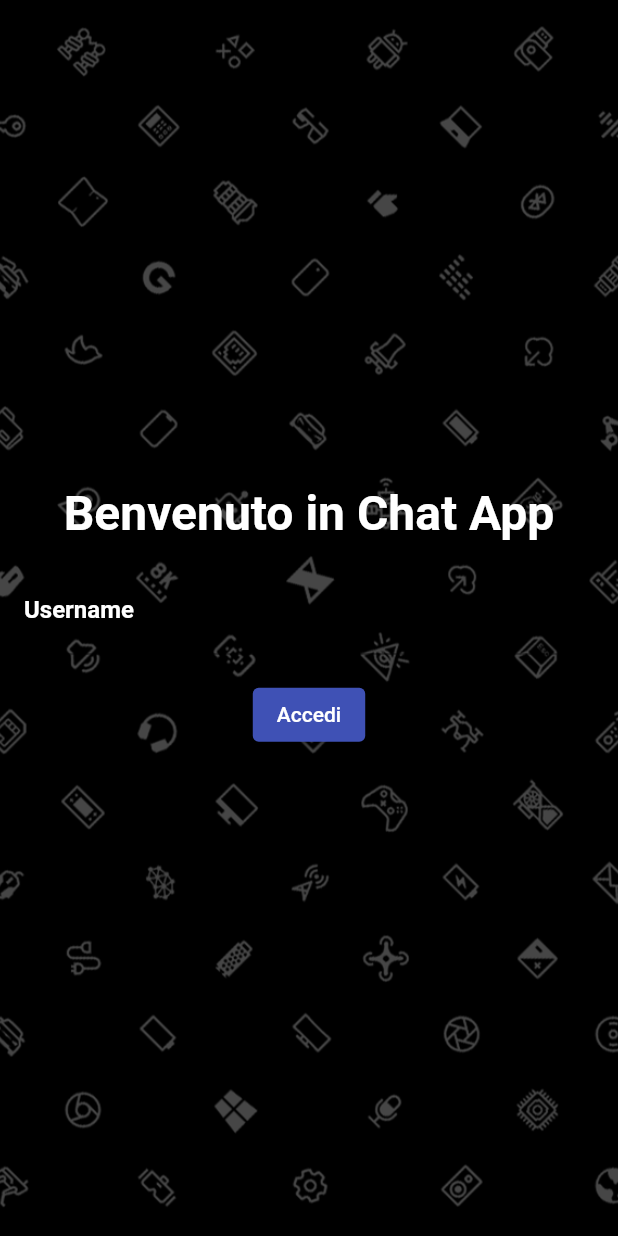
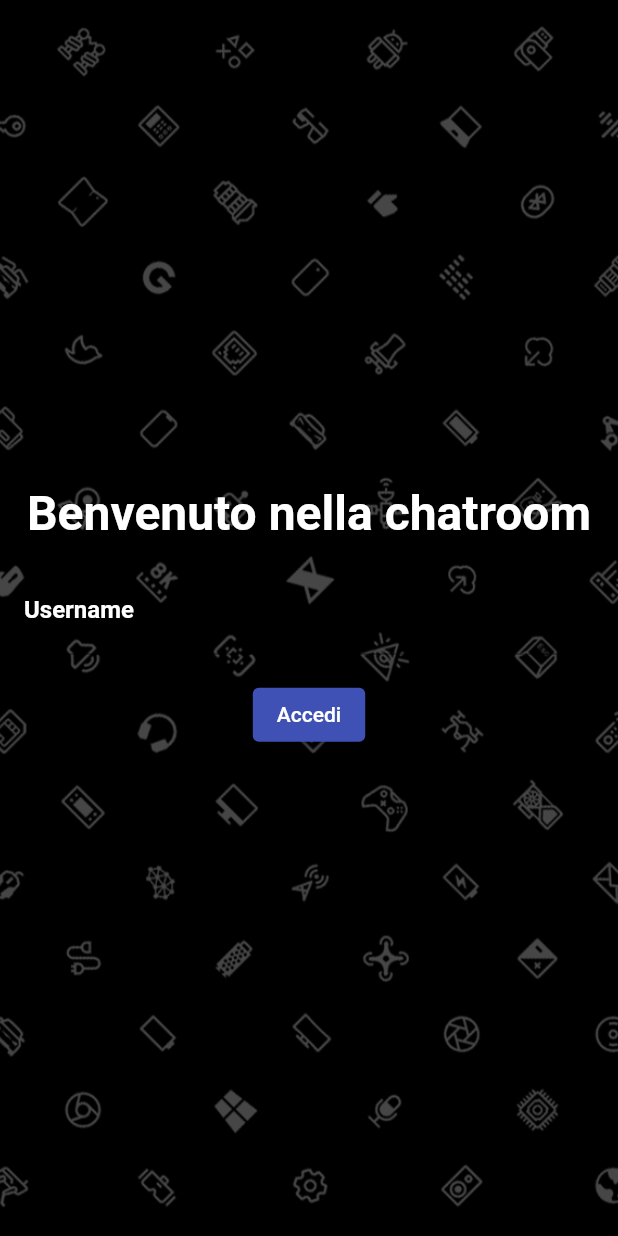
Before and after one commit to Sebastiano0/TPSIT, a Flutter app: the screen it shows after launch, on a phone screen of 412 x 824 dp. Run offline on Flutter 3.47's test engine with Material 2 defaults, Android fonts, the phone set to English and light mode, and no system bars; our stand-ins replace audioplayers, flutter_local_notifications, numberpicker, sqflite; accounts and stored records are empty.

Commit message:
visualizza "chatroom"

```diff
--- a/chatroom/client_mobile/lib/widget/chat_screen.dart
+++ b/chatroom/client_mobile/lib/widget/chat_screen.dart
@@ -68,7 +68,7 @@ class _ChatScreenState extends State<ChatScreen> {
         backgroundColor: Colors.transparent,
         appBar: AppBar(
           title: const Text(
-            "Chat",
+            "Chatroom",
             style: TextStyle(
               fontSize: 24.0,
               fontWeight: FontWeight.w600,
--- a/chatroom/client_mobile/lib/widget/login_screen.dart
+++ b/chatroom/client_mobile/lib/widget/login_screen.dart
@@ -49,7 +49,7 @@ class _LoginScreenState extends State<LoginScreen> {
                   mainAxisAlignment: MainAxisAlignment.center,
                   children: [
                     const Text(
-                      'Benvenuto in Chat App',
+                      'Benvenuto nella chatroom',
                       style: TextStyle(
                         fontSize: 32,
                         fontWeight: FontWeight.bold,
```
